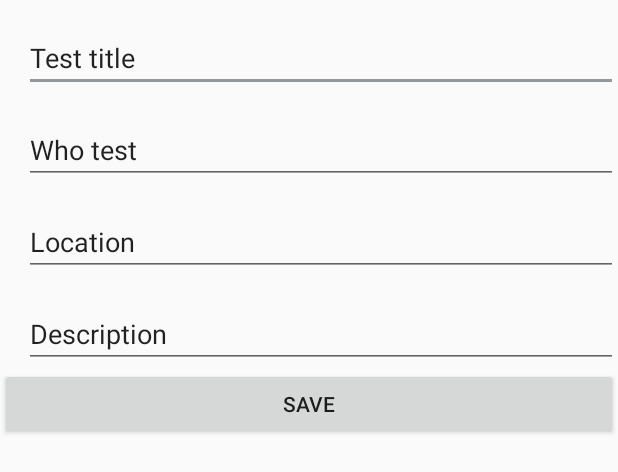
After one commit to Raz28/calendar-android, an Android app: the layout fragment_event_edit.xml on its own in the app's theme, with its tools: preview values and no code run, on a phone screen of 412 x 824 dp. The commit adds this screen. Shown: the top 472 px of the screen. Run offline under Robolectric (Android 15) with nearby library versions, the phone set to English and light mode, and no system bars; network calls fail.

Commit message:
added navigation controller, created edit event fragment

```diff
--- a/app/src/main/java/com/gsv28rus/calendar/di/FragmentModule.kt
+++ b/app/src/main/java/com/gsv28rus/calendar/di/FragmentModule.kt
@@ -1,5 +1,6 @@
 package com.gsv28rus.calendar.di
 
+import com.gsv28rus.calendar.event.EditEventFragment
 import com.gsv28rus.calendar.event.EventListFragment
 import dagger.Module
 import dagger.android.ContributesAndroidInjector
@@ -9,4 +10,7 @@ abstract class FragmentModule {
 
     @ContributesAndroidInjector
     abstract fun contributeEventListFragment(): EventListFragment
+
+    @ContributesAndroidInjector
+    abstract fun contributeEditEventFragment(): EditEventFragment
 }
--- /dev/null
+++ b/app/src/main/res/layout/fragment_event_edit.xml
@@ -0,0 +1,78 @@
+<?xml version="1.0" encoding="utf-8"?>
+<layout xmlns:android="http://schemas.android.com/apk/res/android"
+    xmlns:tools="http://schemas.android.com/tools">
+
+    <!--<data>-->
+
+        <!--<variable-->
+            <!--name="viewModel"-->
+            <!--type="com.gsv28rus.calendar.event.EventViewModel" />-->
+
+        <!--<variable-->
+            <!--name="eventDay"-->
+            <!--type="com.gsv28rus.calendar.event.EventDay" />-->
+    <!--</data>-->
+
+    <ScrollView
+        android:id="@+id/profileScrollView"
+        android:layout_width="match_parent"
+        android:layout_height="match_parent">
+
+        <LinearLayout
+            android:layout_width="match_parent"
+            android:layout_height="wrap_content"
+            android:focusable="true"
+            android:focusableInTouchMode="true"
+            android:orientation="vertical">
+
+            <EditText
+                android:id="@+id/title"
+                android:layout_width="match_parent"
+                android:layout_height="wrap_content"
+                android:layout_marginStart="@dimen/spacing_normal"
+                android:layout_marginTop="@dimen/spacing_normal"
+                android:paddingStart="@dimen/spacing_tiny"
+                android:paddingEnd="@dimen/spacing_tiny"
+                tools:text="Test title" />
+
+            <EditText
+                android:id="@+id/who"
+                android:layout_width="match_parent"
+                android:layout_height="wrap_content"
+                android:layout_marginStart="@dimen/spacing_normal"
+                android:layout_marginTop="@dimen/spacing_normal"
+                android:paddingStart="@dimen/spacing_tiny"
+                android:paddingEnd="@dimen/spacing_tiny"
+                tools:text="Who test" />
+
+            <EditText
+                android:id="@+id/where"
+                android:layout_width="match_parent"
+                android:layout_height="wrap_content"
+                android:layout_marginStart="@dimen/spacing_normal"
+                android:layout_marginTop="@dimen/spacing_normal"
+                android:paddingStart="@dimen/spacing_tiny"
+                android:paddingEnd="@dimen/spacing_tiny"
+                tools:text="Location" />
+
+            <EditText
+                android:id="@+id/description"
+                android:layout_width="match_parent"
+                android:layout_height="wrap_content"
+                android:layout_marginStart="@dimen/spacing_normal"
+                android:layout_marginTop="@dimen/spacing_normal"
+                android:paddingStart="@dimen/spacing_tiny"
+                android:paddingEnd="@dimen/spacing_tiny"
+                tools:text="Description" />
+
+            <Button
+                android:id="@+id/save"
+                android:text="@string/save"
+                android:layout_width="match_parent"
+                android:layout_height="wrap_content" />
+
+        </LinearLayout>
+
+    </ScrollView>
+
+</layout>
--- a/app/src/main/res/values/strings.xml
+++ b/app/src/main/res/values/strings.xml
@@ -17,4 +17,6 @@
     <string name="menu_settings">Settings</string>
     <string name="menu_feedback">Feedback</string>
     <string name="menu_login">Login</string>
+
+    <string name="save">Save</string>
 </resources>
```
Also changed, not shown: app/src/main/java/com/gsv28rus/calendar/CalendarActivity.kt (+20 -2 lines), app/src/main/java/com/gsv28rus/calendar/event/EditEventFragment.kt (added, +23 -0 lines), app/src/main/java/com/gsv28rus/calendar/event/EventAdapter.kt (+5 -6 lines), app/src/main/java/com/gsv28rus/calendar/event/EventListFragment.kt (+19 -16 lines), app/src/main/res/navigation/nav_graph.xml (+9 -1 lines).
